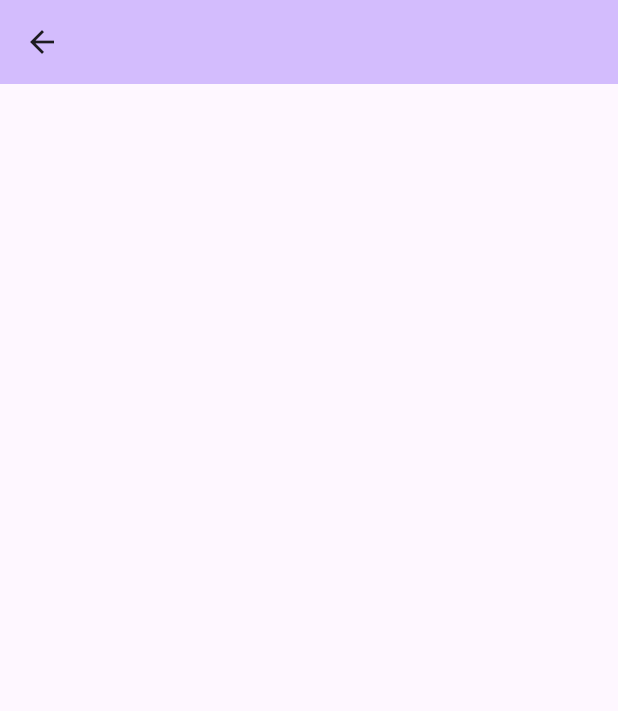
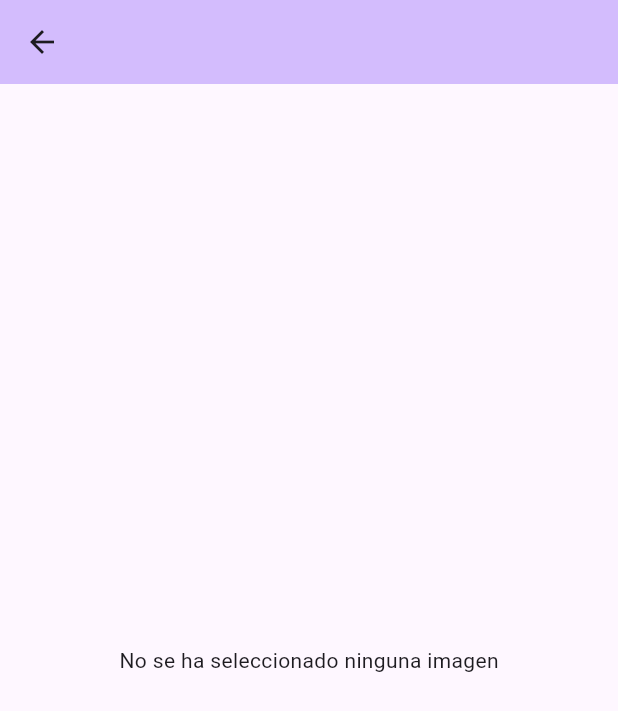
Before and after one commit to sunn02/PhotoMagic_app, a Flutter app: the screen it shows after launch, after a tap on "📷 Tomar Foto", on a phone screen of 412 x 824 dp. Shown: the top 711 px of the screen. Run offline on Flutter 3.47's test engine with Material 3 defaults, Android fonts, the phone set to English and light mode, and no system bars; our stand-ins replace image_picker.

Commit message:
Update Android settings.gradle to version 8.2.1, add image picker functionality to home screen and pick image screen.

```diff
--- a/lib/screens/home_screen.dart
+++ b/lib/screens/home_screen.dart
@@ -1,4 +1,5 @@
 import 'package:flutter/material.dart';
+import 'package:image_picker/image_picker.dart';
 import '/screens/pick_image_screen.dart';
 
 class MyHomePage extends StatelessWidget {
@@ -19,13 +20,17 @@ class MyHomePage extends StatelessWidget {
                   print('Boton 1');
                   Navigator.push(
                     context,
-                    MaterialPageRoute(builder: (context) => const PickImagePage()),
+                    MaterialPageRoute(builder: (context) => const PickImagePage(source: ImageSource.camera,)),
                   );
                 },
                 child: const Text('📷 Tomar Foto')),
             ElevatedButton(
                 onPressed: () {
                   print('Boton 2');
+                  Navigator.push(
+                    context,
+                    MaterialPageRoute(builder: (context) => const PickImagePage(source: ImageSource.gallery)),
+                  );
                 },
                 child: const Text('🖼️ Elegir de la Galería ')),
           ],
--- a/lib/screens/pick_image_screen.dart
+++ b/lib/screens/pick_image_screen.dart
@@ -1,24 +1,47 @@
+import 'dart:io';
+
 import 'package:flutter/material.dart';
-
-
+import 'package:image_picker/image_picker.dart';
 
 class PickImagePage extends StatefulWidget {
-  const PickImagePage({super.key});
+  final ImageSource source; // Recibe si es cámara o galería
+
+  const PickImagePage({super.key, required this.source});
 
   @override
   State<PickImagePage> createState() => _PickImagePageState();
 }
 
 class _PickImagePageState extends State<PickImagePage> {
+  File? _image;
+  final _picker = ImagePicker();
+
+  @override
+  void initState() {
+    super.initState();
+    pickImage(); // Llama a la función para abrir cámara/galería automáticamente
+  }
+
+
+  pickImage() async {
+    final pickedFile = await _picker.pickImage(source: widget.source);
+    if(pickedFile != null) {
+      setState(() {
+        _image = File(pickedFile.path);
+        });
+    }
+  }
+
   @override
   Widget build(BuildContext context) {
     return Scaffold(
       appBar: AppBar(
         backgroundColor: Theme.of(context).colorScheme.inversePrimary,
       ),
-      body: Center(
-
-      ),
+      body: Center(child: _image == null
+            ? const Text('No se ha seleccionado ninguna imagen')
+            : Image.file(_image!), // Muestra la imagen seleccionada
+            )
     );
   }
 }
```
Also changed, not shown: 1 other file.
